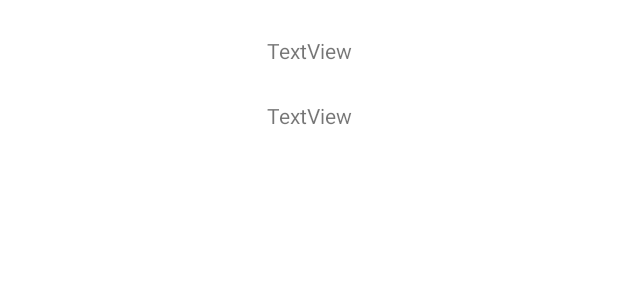
After one commit to fankx/NUMAD22Su_JingyuLuo, an Android app: the layout activity_locator_page.xml on its own in the app's theme, with its tools: preview values and no code run, on a phone screen of 412 x 824 dp. The commit adds this screen. Shown: the top 300 px of the screen. Run offline under Robolectric (Android 15) with nearby library versions, the phone set to English and light mode, and no system bars.

Commit message:
A6 first commit, finished locator.

```diff
--- /dev/null
+++ b/app/src/main/res/layout/activity_locator_page.xml
@@ -0,0 +1,31 @@
+<?xml version="1.0" encoding="utf-8"?>
+<androidx.constraintlayout.widget.ConstraintLayout xmlns:android="http://schemas.android.com/apk/res/android"
+    xmlns:app="http://schemas.android.com/apk/res-auto"
+    xmlns:tools="http://schemas.android.com/tools"
+    android:layout_width="match_parent"
+    android:layout_height="match_parent"
+    android:layout_gravity="center"
+    tools:context=".LocatorPage">
+
+    <TextView
+        android:id="@+id/tv_latitude"
+        android:layout_width="wrap_content"
+        android:layout_height="wrap_content"
+        android:layout_marginTop="24dp"
+        android:text="TextView"
+        app:layout_constraintEnd_toEndOf="parent"
+        app:layout_constraintHorizontal_bias="0.5"
+        app:layout_constraintStart_toStartOf="parent"
+        app:layout_constraintTop_toTopOf="parent" />
+
+    <TextView
+        android:id="@+id/tv_longitude"
+        android:layout_width="wrap_content"
+        android:layout_height="wrap_content"
+        android:layout_marginTop="24dp"
+        android:text="TextView"
+        app:layout_constraintEnd_toEndOf="parent"
+        app:layout_constraintHorizontal_bias="0.5"
+        app:layout_constraintStart_toStartOf="parent"
+        app:layout_constraintTop_toBottomOf="@+id/tv_latitude" />
+</androidx.constraintlayout.widget.ConstraintLayout>
```
Also changed, not shown: app/src/main/AndroidManifest.xml (+7 -0 lines), app/src/main/java/edu/neu/madcourse/numad22su_jingyuluo/LocatorPage.java (added, +154 -0 lines), app/src/main/java/edu/neu/madcourse/numad22su_jingyuluo/MainActivity.java (+9 -0 lines), app/src/main/res/layout/activity_main.xml (+11 -0 lines).
